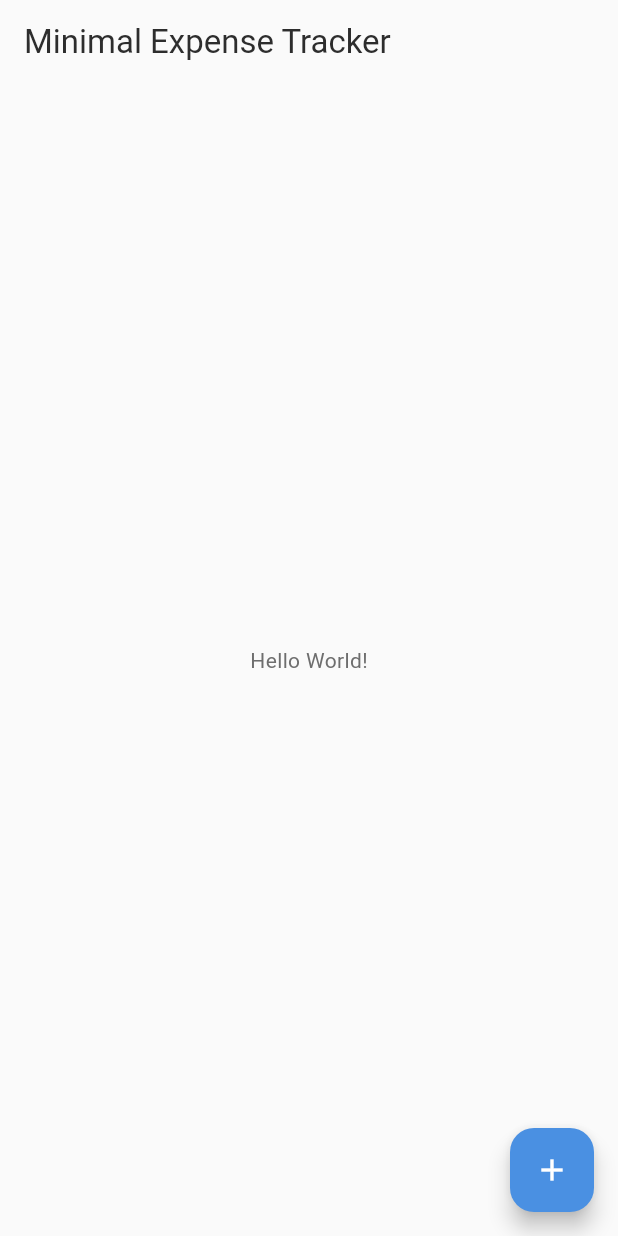
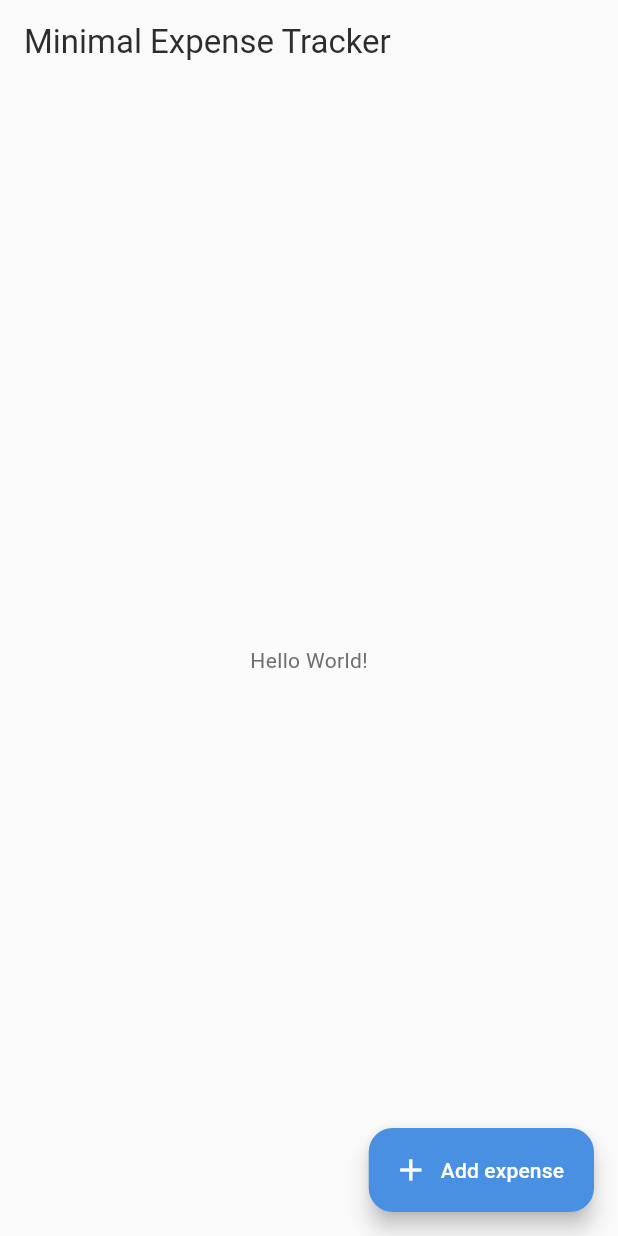
Before and after one commit to marufrobin/Minimal_Expense_Tracker, a Flutter app: the screen it shows after launch, on a phone screen of 412 x 824 dp. Run offline on Flutter 3.47's test engine with Material 3 defaults, Android fonts, the light colour scheme and no system bars.

Commit message:
Update floating action button in RootApp to use extended style with updated tooltip and label

```diff
--- a/lib/main.dart
+++ b/lib/main.dart
@@ -28,10 +28,12 @@
     return Scaffold(
       appBar: AppBar(title: const Text('Minimal Expense Tracker')),
       body: const Center(child: Text('Hello World!')),
-      floatingActionButton: FloatingActionButton(
+      floatingActionButton: FloatingActionButton.extended(
         onPressed: () {},
-        tooltip: 'Increment',
-        child: const Icon(Icons.add),
+        tooltip: 'Add expense',
+        isExtended: true,
+        label: const Text('Add expense'),
+        icon: Icon(Icons.add),
       ),
     );
   }
```
